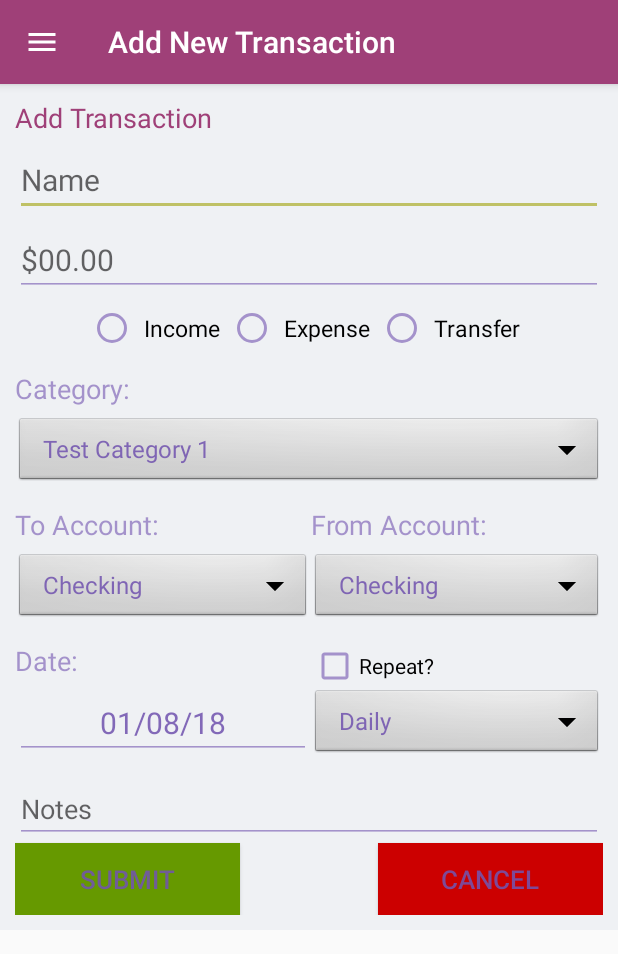
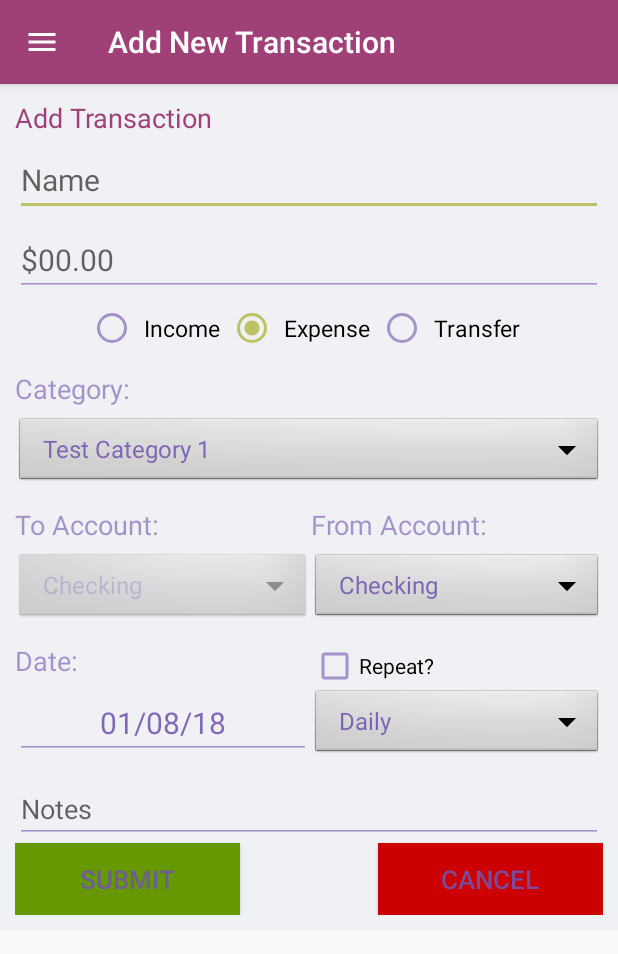
Before and after one commit to Seantonomous/UniversalFinanceManager, an Android app: the AddEditTransactionFragment screen opened directly, with no data from a screen before it, on a phone screen of 412 x 824 dp. Shown: the top 954 px of the screen. Run offline under Robolectric (Android 15) with nearby library versions, the phone set to English and light mode, and no system bars; our stand-ins replace Dagger/Hilt's generated code, Room's generated code.

Commit message:
tidying up some things in the add/edit page

```diff
--- a/app/src/main/java/ufm/universalfinancemanager/addedittransaction/AddEditTransactionFragment.java
+++ b/app/src/main/java/ufm/universalfinancemanager/addedittransaction/AddEditTransactionFragment.java
@@ -20,6 +20,7 @@ import android.widget.Spinner;
 import android.widget.SpinnerAdapter;
 import android.widget.TextView;
 
+import java.text.NumberFormat;
 import java.text.SimpleDateFormat;
 import java.util.Calendar;
 import java.util.Date;
@@ -75,12 +76,14 @@ public class AddEditTransactionFragment extends DaggerFragment implements AddEdi
         }
     };
 
-    private boolean valid_name = true;
-    private boolean valid_amount = true;
+    private boolean valid_name = false;
+    private boolean valid_amount = false;
     private boolean isEditing = false;
 
     private ArrayAdapter<Category> categorySpinnerAdapter;
     private ArrayAdapter<Account> accountSpinnerAdapter;
+
+    private NumberFormat num_format = NumberFormat.getCurrencyInstance();
 
     @Inject
     public AddEditTransactionFragment() {
@@ -144,8 +147,14 @@ public class AddEditTransactionFragment extends DaggerFragment implements AddEdi
         done_button.setOnClickListener(new View.OnClickListener() {
             @Override
             public void onClick(View view) {
-                if(!valid_amount || !valid_name)
+                if(!valid_name || !valid_amount) {
+                    if(!valid_name)
+                        edit_name.setError("Transaction must have a name!");
+                    if(!valid_amount)
+                        edit_amount.setError("Transaction must have an amount!");
+
                     return;
+                }
 
                 if(income_radioButton.isChecked()) {
                     mPresenter.saveTransaction(edit_name.getText().toString(),
@@ -245,6 +254,10 @@ public class AddEditTransactionFragment extends DaggerFragment implements AddEdi
 
         if(isEditing)
             cancel_button.setText("Delete");
+        else {
+            expense_radioButton.setChecked(true);
+            onFlowChecked(expense_radioButton);
+        }
 
         categorySpinnerAdapter = new ArrayAdapter<>(getContext(),
                 android.R.layout.simple_spinner_item, categories);
@@ -264,7 +277,7 @@ public class AddEditTransactionFragment extends DaggerFragment implements AddEdi
                                        Category categoryName, @Nullable Account fromAccountName,
                                        @Nullable Account toAccountName, Date date, @Nullable String notes) {
         edit_name.setText(name);
-        edit_amount.setText(amount.toString());
+        edit_amount.setText(num_format.format(amount));
 
         if(flow == Flow.INCOME) {
             income_radioButton.setChecked(true);
@@ -345,7 +358,7 @@ public class AddEditTransactionFragment extends DaggerFragment implements AddEdi
     }
 
     public void updateDate() {
-        String myFormat = "MM/dd/yy"; //In which you need put here
+        String myFormat = "MM/dd/yy";
         SimpleDateFormat sdf = new SimpleDateFormat(myFormat, Locale.US);
 
         edit_date.setText(sdf.format(calendar.getTime()));
--- a/app/src/main/java/ufm/universalfinancemanager/transactionhistory/TransactionHistoryActivity.java
+++ b/app/src/main/java/ufm/universalfinancemanager/transactionhistory/TransactionHistoryActivity.java
@@ -70,6 +70,7 @@ public class TransactionHistoryActivity extends DaggerAppCompatActivity {
 
         getSupportActionBar().setHomeAsUpIndicator(R.drawable.ic_menu);
         getSupportActionBar().setDisplayHomeAsUpEnabled(true);
+        getSupportActionBar().setTitle(R.string.transaction_title);
     }
 
     @Override
```
